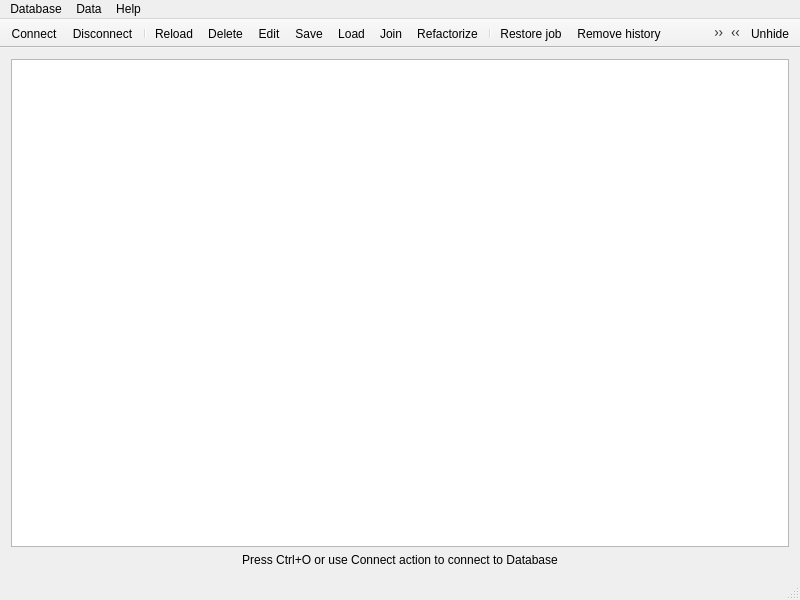
First picture: the form in mainwindow.ui, repository Kuszki/EW-Database, before the edit.
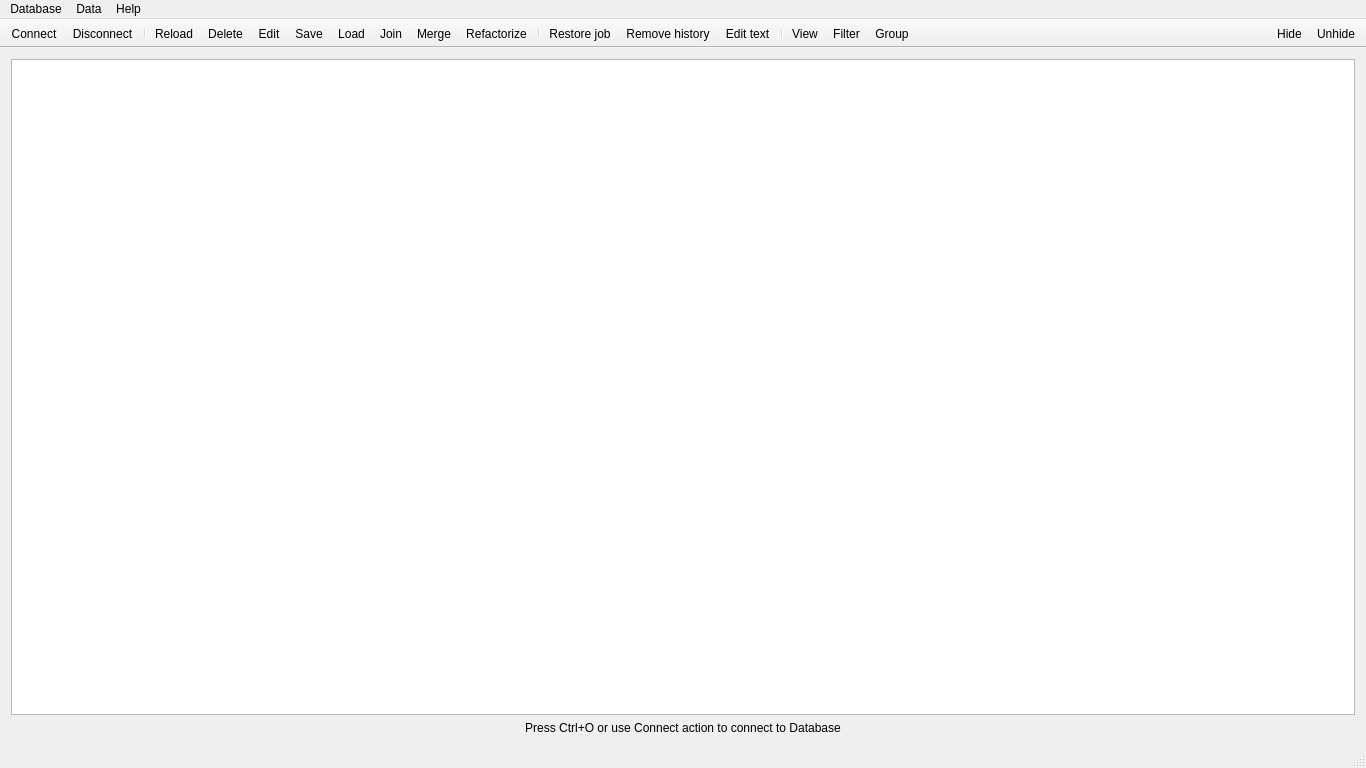
Second picture: the form after the edit. Icons and pictures are not drawn.

Commit message: Merge implementation part one

The edit to the form file:
```diff
--- a/mainwindow.ui
+++ b/mainwindow.ui
@@ -6,8 +6,8 @@
    <rect>
     <x>0</x>
     <y>0</y>
-    <width>800</width>
-    <height>600</height>
+    <width>1366</width>
+    <height>768</height>
    </rect>
   </property>
   <property name="sizePolicy">
@@ -67,8 +67,8 @@
     <rect>
      <x>0</x>
      <y>0</y>
-     <width>800</width>
-     <height>25</height>
+     <width>1366</width>
+     <height>20</height>
     </rect>
    </property>
    <widget class="QMenu" name="menuDatabase">
@@ -118,6 +118,9 @@
    <property name="movable">
     <bool>false</bool>
    </property>
+   <property name="toolButtonStyle">
+    <enum>Qt::ToolButtonTextOnly</enum>
+   </property>
    <property name="floatable">
     <bool>false</bool>
    </property>
@@ -136,6 +139,7 @@
    <addaction name="actionSave"/>
    <addaction name="actionLoad"/>
    <addaction name="actionJoin"/>
+   <addaction name="actionMerge"/>
    <addaction name="actionRefactor"/>
    <addaction name="separator"/>
    <addaction name="actionRestore"/>
@@ -157,6 +161,9 @@
    <property name="movable">
     <bool>false</bool>
    </property>
+   <property name="toolButtonStyle">
+    <enum>Qt::ToolButtonTextOnly</enum>
+   </property>
    <property name="floatable">
     <bool>false</bool>
    </property>
@@ -383,6 +390,14 @@
     <string>F3</string>
    </property>
   </action>
+  <action name="actionMerge">
+   <property name="text">
+    <string>Merge</string>
+   </property>
+   <property name="shortcut">
+    <string>Ctrl+M</string>
+   </property>
+  </action>
  </widget>
  <layoutdefault spacing="6" margin="11"/>
  <resources/>
```
Left out of the diff: 7 changed lines with no effect on the pictures. The commit also changes 9 other files.
